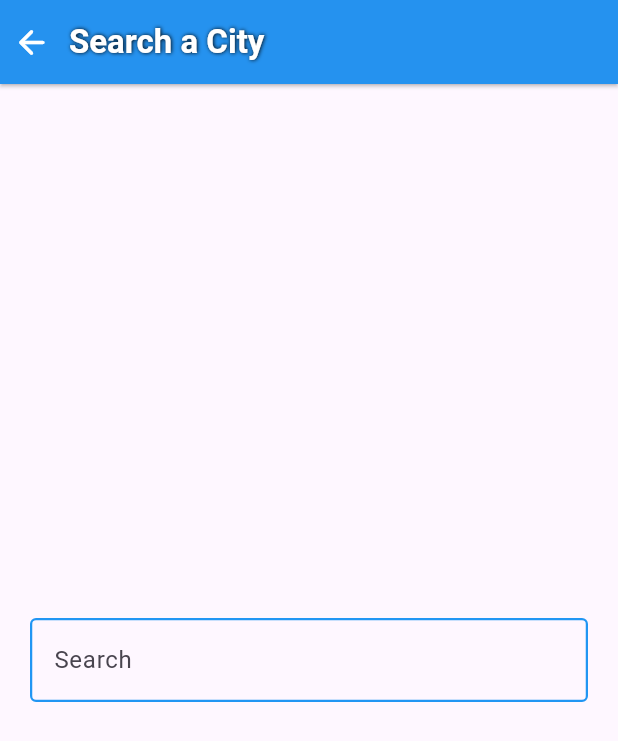
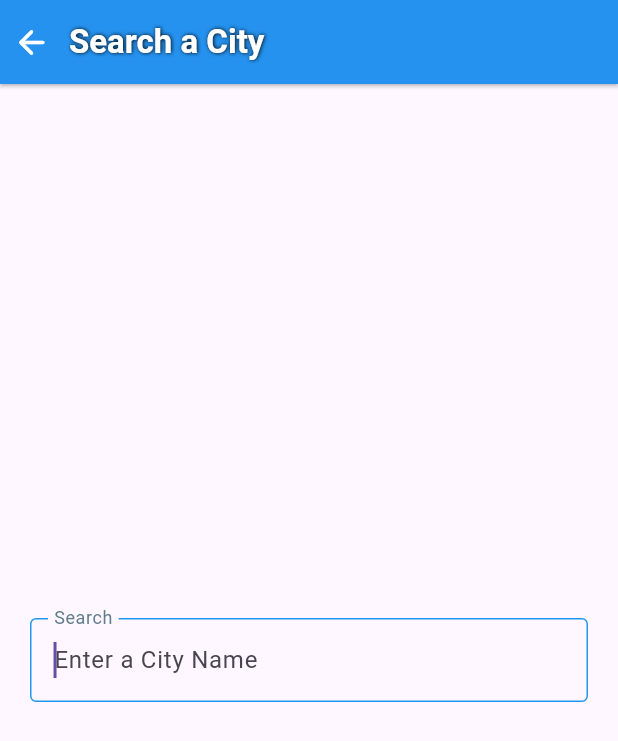
Before and after one commit to AlyaaRushdy/Flutter-Weather_App, a Flutter app: the SearchPage screen opened directly, on a phone screen of 412 x 824 dp. Shown: the top 741 px of the screen. Run offline on Flutter 3.47's test engine with Material 3 defaults, Android fonts, the phone set to English and light mode, and no system bars; our stand-ins replace dio, firebase_auth, firebase_core, flutter_bloc, google_sign_in; accounts and stored records are empty.

Commit message:
auto focus and lable color changed

```diff
--- a/lib/view/screens/search_page.dart
+++ b/lib/view/screens/search_page.dart
@@ -33,9 +33,11 @@ class SearchPage extends StatelessWidget {
             onTapOutside: (PointerDownEvent event) {
               FocusManager.instance.primaryFocus?.unfocus();
             },
+            autofocus: true,
             decoration: InputDecoration(
               hintText: "Enter a City Name",
               labelText: "Search",
+              labelStyle: const TextStyle(color: Colors.blueGrey),
               focusedBorder: OutlineInputBorder(
                 borderSide: BorderSide(
                   color: Theme.of(context).primaryColor,
```
